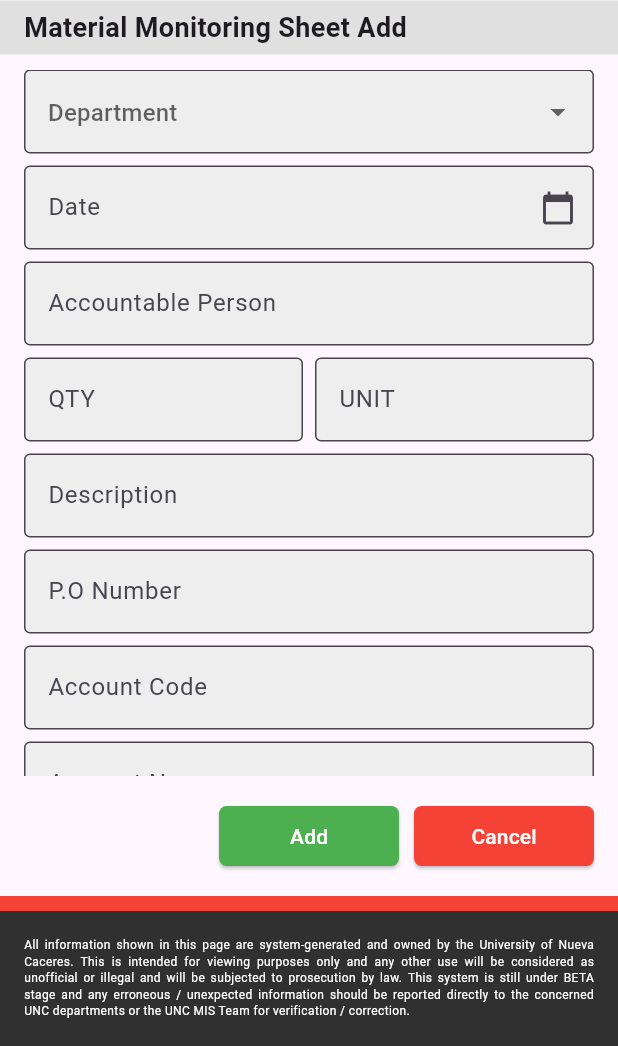
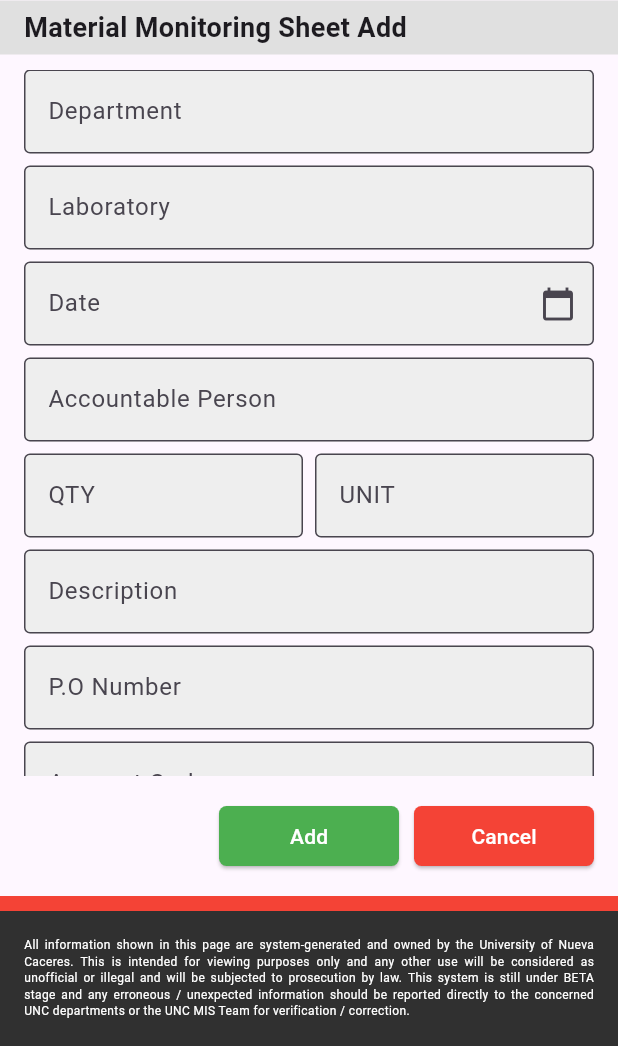
Before and after one commit to gd-salle/EN-Commission, a Flutter app: the MaterialMonitoringScreen screen opened by its route, after a tap on "Add", on a phone screen of 412 x 824 dp, the part 190-1236 px from its top. Run offline on Flutter 3.47's test engine with Material 3 defaults, Android fonts, the phone set to English and light mode, and no system bars; network calls fail.

Commit message:
monitoring sheet database done

```diff
--- /dev/null
+++ b/lib/models/material_sheet.dart
@@ -0,0 +1,87 @@
+class MaterialSheet {
+  final int? id;
+  final String department;
+  final String laboratory;
+  final String date;
+  final String accountablePerson;
+  final int qty;
+  final String unit;
+  final String description;
+  final String poNumber;
+  final String accountCode;
+  final String accountName;
+  final String tagNumber;
+  final String acquisitionDate;
+  final String location;
+  final double unitPrice;
+  final double total;
+  final String remarks;
+  final String mrNumber;
+
+  MaterialSheet({
+    this.id,
+    required this.department,
+    required this.laboratory,
+    required this.date,
+    required this.accountablePerson,
+    required this.qty,
+    required this.unit,
+    required this.description,
+    required this.poNumber,
+    required this.accountCode,
+    required this.accountName,
+    required this.tagNumber,
+    required this.acquisitionDate,
+    required this.location,
+    required this.unitPrice,
+    required this.total,
+    required this.remarks,
+    required this.mrNumber,
+  });
+
+  Map<String, dynamic> toJson() {
+    return {
+      'id': id,
+      'department': department,
+      'laboratory': laboratory,
+      'date': date,
+      'accountable_person': accountablePerson,
+      'qty': qty,
+      'unit': unit,
+      'description': description,
+      'po_number': poNumber,
+      'account_code': accountCode,
+      'account_name': accountName,
+      'tag_number': tagNumber,
+      'acquisition_date': acquisitionDate,
+      'location': location,
+      'unit_price': unitPrice,
+      'total': total,
+      'remarks': remarks,
+      'mr_number': mrNumber,
+    };
+  }
+
+  factory MaterialSheet.fromJson(Map<String, dynamic> json) {
+    return MaterialSheet(
+      id: json['id'],
+      department: json['department'],
+      laboratory: json['laboratory'],
+      date: json['date'],
+      accountablePerson: json['accountable_person'],
+      qty: json['qty'],
+      unit: json['unit'],
+      description: json['description'],
+      poNumber: json['po_number'],
+      accountCode: json['account_code'],
+      accountName: json['account_name'],
+      tagNumber: json['tag_number'],
+      acquisitionDate: json['acquisition_date'],
+      location: json['location'],
+      unitPrice: double.parse(json['unit_price']),
+      total: double.parse(json['total']),
+      remarks: json['remarks'],
+      mrNumber: json['mr_number'],
+    );
+  }
+}
--- a/lib/screens/login_screen.dart
+++ b/lib/screens/login_screen.dart
@@ -36,9 +36,6 @@ class _LoginScreenState extends State<LoginScreen> {
       print('Failed to fetch account types: $e');
     }
   }
-
-  // lib/screens/login_screen.dart
-
   void _loginUser() async {
     if (_formKey.currentState!.validate()) {
       _formKey.currentState!.save();
@@ -59,7 +56,6 @@ void _loginUser() async {
       }
     }
   }
-
 
   void _showErrorDialog(String message) {
     showDialog(
--- a/lib/screens/material_add_screen.dart
+++ b/lib/screens/material_add_screen.dart
@@ -2,6 +2,8 @@ import 'package:flutter/material.dart';
 import '../widgets/top_design.dart';
 import '../widgets/bottom_design.dart';
 import '../widgets/date_picker.dart';
+import '../models/material_sheet.dart';
+import '../services/material_sheet_api_service.dart';
 
 class MaterialAddScreen extends StatefulWidget {
   @override
@@ -12,10 +14,79 @@ class _MaterialAddScreenState extends State<MaterialAddScreen> {
   String _selectedDate = '';
   String _selectedAcquisitionDate = '';
 
+  final TextEditingController _departmentController = TextEditingController();
+  final TextEditingController _laboratoryController = TextEditingController();
+  final TextEditingController _accountablePersonController = TextEditingController();
+  final TextEditingController _qtyController = TextEditingController();
+  final TextEditingController _unitController = TextEditingController();
+  final TextEditingController _descriptionController = TextEditingController();
+  final TextEditingController _poNumberController = TextEditingController();
+  final TextEditingController _accountCodeController = TextEditingController();
+  final TextEditingController _accountNameController = TextEditingController();
+  final TextEditingController _tagNumberController = TextEditingController();
+  final TextEditingController _locationController = TextEditingController();
+  final TextEditingController _unitPriceController = TextEditingController();
+  final TextEditingController _totalController = TextEditingController();
+  final TextEditingController _remarksController = TextEditingController();
+  final TextEditingController _mrNumberController = TextEditingController();
+
+  @override
+  void dispose() {
+    _departmentController.dispose();
+    _laboratoryController.dispose();
+    _accountablePersonController.dispose();
+    _qtyController.dispose();
+    _unitController.dispose();
+    _descriptionController.dispose();
+    _poNumberController.dispose();
+    _accountCodeController.dispose();
+    _accountNameController.dispose();
+    _tagNumberController.dispose();
+    _locationController.dispose();
+    _unitPriceController.dispose();
+    _totalController.dispose();
+    _remarksController.dispose();
+    _mrNumberController.dispose();
+    super.dispose();
+  }
+
+  Future<void> _addMaterialSheet() async {
+    final materialSheet = MaterialSheet(
+      department: _departmentController.text,
+      laboratory: _laboratoryController.text,
+      date: _selectedDate,
+      accountablePerson: _accountablePersonController.text,
+      qty: int.tryParse(_qtyController.text) ?? 0,
+      unit: _unitController.text,
+      description: _descriptionController.text,
+      poNumber: _poNumberController.text,
+      accountCode: _accountCodeController.text,
+      accountName: _accountNameController.text,
+      tagNumber: _tagNumberController.text,
+      acquisitionDate: _selectedAcquisitionDate,
+      location: _locationController.text,
+      unitPrice: double.tryParse(_unitPriceController.text) ?? 0.0,
+      total: double.tryParse(_totalController.text) ?? 0.0,
+      remarks: _remarksController.text,
+      mrNumber: _mrNumberController.text,
+    );
+
+    try {
+      bool success = await MaterialSheetApiService.addMaterialSheet(materialSheet);
+      if (success) {
+        ScaffoldMessenger.of(context).showSnackBar(SnackBar(content: Text('Material sheet added successfully')));
+        Navigator.pop(context);
+      } else {
+        ScaffoldMessenger.of(context).showSnackBar(SnackBar(content: Text('Failed to add material sheet')));
+      }
+    } catch (e) {
+      ScaffoldMessenger.of(context).showSnackBar(SnackBar(content: Text('Error: $e')));
+    }
+  }
+
   @override
   Widget build(BuildContext context) {
-
-    String currentDate = DateTime.now().toString().substring(0,10);
+    String currentDate = DateTime.now().toString().substring(0, 10);
     return Scaffold(
       body: SafeArea(
         child: Column(
@@ -74,27 +145,19 @@ class _MaterialAddScreenState extends State<MaterialAddScreen> {
                 padding: const EdgeInsets.symmetric(horizontal: 16.0),
                 child: ListView(
                   children: [
-                    DropdownButtonFormField<String>(
-                      items: [
-                        DropdownMenuItem<String>(
-                          value: 'Department 1',
-                          child: Text('Department 1'),
-                        ),
-                        DropdownMenuItem<String>(
-                          value: 'Department 2',
-                          child: Text('Department 2'),
-                        ),
-                        DropdownMenuItem<String>(
-                          value: 'Department 3',
-                          child: Text('Department 3'),
-                        ),
-                        // Add more departments as needed
-                      ],
-                      onChanged: (String? value) {
-                        // Handle department selection
-                      },
+                    TextField(
+                      controller: _departmentController,
                       decoration: InputDecoration(
                         hintText: 'Department',
+                        filled: true,
+                        fillColor: Colors.grey[200],
+                      ),
+                    ),
+                    SizedBox(height: 8),
+                    TextField(
+                      controller: _laboratoryController,
+                      decoration: InputDecoration(
+                        hintText: 'Laboratory',
                         filled: true,
                         fillColor: Colors.grey[200],
                       ),
@@ -110,6 +173,7 @@ class _MaterialAddScreenState extends State<MaterialAddScreen> {
                     ),
                     SizedBox(height: 8),
                     TextField(
+                      controller: _accountablePersonController,
                       decoration: InputDecoration(
                         hintText: 'Accountable Person',
                         filled: true,
@@ -121,6 +185,7 @@ class _MaterialAddScreenState extends State<MaterialAddScreen> {
                       children: [
                         Expanded(
                           child: TextField(
+                            controller: _qtyController,
                             decoration: InputDecoration(
                               hintText: 'QTY',
                               filled: true,
@@ -131,6 +196,7 @@ class _MaterialAddScreenState extends State<MaterialAddScreen> {
                         SizedBox(width: 8),
                         Expanded(
                           child: TextField(
+                            controller: _unitController,
                             decoration: InputDecoration(
                               hintText: 'UNIT',
                               filled: true,
@@ -142,6 +208,7 @@ class _MaterialAddScreenState extends State<MaterialAddScreen> {
                     ),
                     SizedBox(height: 8),
                     TextField(
+                      controller: _descriptionController,
                       decoration: InputDecoration(
                         hintText: 'Description',
                         filled: true,
@@ -150,6 +217,7 @@ class _MaterialAddScreenState extends State<MaterialAddScreen> {
                     ),
                     SizedBox(height: 8),
                     TextField(
+                      controller: _poNumberController,
                       decoration: InputDecoration(
                         hintText: 'P.O Number',
                         filled: true,
@@ -158,6 +226,7 @@ class _MaterialAddScreenState extends State<MaterialAddScreen> {
                     ),
                     SizedBox(height: 8),
                     TextField(
+                      controller: _accountCodeController,
                       decoration: InputDecoration(
                         hintText: 'Account Code',
                         filled: true,
@@ -166,6 +235,7 @@ class _MaterialAddScreenState extends State<MaterialAddScreen> {
                     ),
                     SizedBox(height: 8),
                     TextField(
+                      controller: _accountNameController,
                       decoration: InputDecoration(
                         hintText: 'Account Name',
                         filled: true,
@@ -174,6 +244,7 @@ class _MaterialAddScreenState extends State<MaterialAddScreen> {
                     ),
                     SizedBox(height: 8),
                     TextField(
+                      controller: _tagNumberController,
                       decoration: InputDecoration(
                         hintText: 'Tag Number',
                         filled: true,
@@ -191,6 +262,7 @@ class _MaterialAddScreenState extends State<MaterialAddScreen> {
                     ),
                     SizedBox(height: 8),
                     TextField(
+                      controller: _locationController,
                       decoration: InputDecoration(
                         hintText: 'Location',
                         filled: true,
@@ -199,6 +271,7 @@ class _MaterialAddScreenState extends State<MaterialAddScreen> {
                     ),
                     SizedBox(height: 8),
                     TextField(
+                      controller: _unitPriceController,
                       decoration: InputDecoration(
                         hintText: 'Unit Price',
                         filled: true,
@@ -207,6 +280,7 @@ class _MaterialAddScreenState extends State<MaterialAddScreen> {
                     ),
                     SizedBox(height: 8),
                     TextField(
+                      controller: _totalController,
                       decoration: InputDecoration(
                         hintText: 'Total',
                         filled: true,
@@ -215,6 +289,7 @@ class _MaterialAddScreenState extends State<MaterialAddScreen> {
                     ),
                     SizedBox(height: 8),
                     TextField(
+                      controller: _remarksController,
                       decoration: InputDecoration(
                         hintText: 'Remarks',
                         filled: true,
@@ -223,6 +298,7 @@ class _MaterialAddScreenState extends State<MaterialAddScreen> {
                     ),
                     SizedBox(height: 8),
                     TextField(
+                      controller: _mrNumberController,
                       decoration: InputDecoration(
                         hintText: 'MR#',
                         filled: true,
@@ -241,17 +317,13 @@ class _MaterialAddScreenState extends State<MaterialAddScreen> {
                   SizedBox(
                     width: 120,
                     child: ElevatedButton(
-                          onPressed: () {
-                            // Handle Add button press
-                          },
-                          child: Text('Add',style: TextStyle(color: Colors.white),),
-
+                      onPressed: _addMaterialSheet,
+                      child: Text('Add', style: TextStyle(color: Colors.white)),
                       style: ElevatedButton.styleFrom(
                         backgroundColor: Colors.green,
                         shape: RoundedRectangleBorder(
                           borderRadius: BorderRadius.circular(5),
                         ),
-
                       ),
                     ),
                   ),
@@ -262,7 +334,7 @@ class _MaterialAddScreenState extends State<MaterialAddScreen> {
                       onPressed: () {
                         Navigator.pop(context);
                       },
-                          child: Text('Cancel',style: TextStyle(color: Colors.white),),
+                      child: Text('Cancel', style: TextStyle(color: Colors.white)),
                       style: ElevatedButton.styleFrom(
                         backgroundColor: Colors.red,
                         shape: RoundedRectangleBorder(
--- a/lib/screens/material_monitoring_screen.dart
+++ b/lib/screens/material_monitoring_screen.dart
@@ -1,13 +1,27 @@
 import 'package:flutter/material.dart';
+import '../services/material_sheet_api_service.dart';
+import '../models/material_sheet.dart';
 import '../routes/app_routes.dart';
 import '../widgets/bottom_design.dart';
 import '../widgets/top_design.dart';
 
-class MaterialMonitoringScreen extends StatelessWidget {
+class MaterialMonitoringScreen extends StatefulWidget {
+  @override
+  _MaterialMonitoringScreenState createState() => _MaterialMonitoringScreenState();
+}
+
+class _MaterialMonitoringScreenState extends State<MaterialMonitoringScreen> {
+  late Future<List<MaterialSheet>> futureMaterialSheets;
+
+  @override
+  void initState() {
+    super.initState();
+    futureMaterialSheets = MaterialSheetApiService.fetchMaterialSheets();
+  }
+
   @override
   Widget build(BuildContext context) {
     return Scaffold(
-      // endDrawer: Sidebar(),
       body: SafeArea(
         child: Column(
           children: [
@@ -57,7 +71,20 @@ class MaterialMonitoringScreen extends StatelessWidget {
             Expanded(
               child: Padding(
                 padding: const EdgeInsets.symmetric(horizontal: 16.0),
-                child: Table(
+                child: FutureBuilder<List<MaterialSheet>>(
+                  future: futureMaterialSheets,
+                  builder: (context, snapshot) {
+                    if (snapshot.connectionState == ConnectionState.waiting) {
+                      return Center(child: CircularProgressIndicator());
+                    } else if (snapshot.hasError) {
+                      return Center(child: Text('Error: ${snapshot.error}'));
+                    } else if (!snapshot.hasData || snapshot.data!.isEmpty) {
+                      return Center(child: Text('No material sheets found.'));
+                    }
+
+                    final materialSheets = snapshot.data!;
+
+                    return Table(
                       border: TableBorder(
                         horizontalInside: BorderSide(width: 1, color: Colors.grey), // Only horizontal lines
                         bottom: BorderSide(width: 1, color: Colors.grey), // Bottom line
@@ -89,19 +116,19 @@ class MaterialMonitoringScreen extends StatelessWidget {
                             ),
                           ],
                         ),
-                    ...List.generate(3, (index) => TableRow(
+                        ...materialSheets.map((materialSheet) => TableRow(
                           children: [
                             Padding(
                               padding: const EdgeInsets.all(8.0),
-                          child: Text('06/11/24', style: TextStyle(),textAlign: TextAlign.center,),
+                              child: Text(materialSheet.date, style: TextStyle(),textAlign: TextAlign.center,),
                             ),
                             Padding(
                               padding: const EdgeInsets.all(8.0),
-                          child: Text('College of Computer Studies', style: TextStyle(),textAlign: TextAlign.center,),
+                              child: Text(materialSheet.department, style: TextStyle(),textAlign: TextAlign.center,),
                             ),
                             Padding(
                               padding: const EdgeInsets.all(8.0),
-                          child: Text('JH28', style: TextStyle(),textAlign: TextAlign.center,),
+                              child: Text(materialSheet.laboratory, style: TextStyle(),textAlign: TextAlign.center,),
                             ),
                             Padding(
                               padding: const EdgeInsets.all(8.0),
@@ -116,8 +143,10 @@ class MaterialMonitoringScreen extends StatelessWidget {
                               ),
                             ),
                           ],
-                    )),
+                        )).toList(),
                       ],
+                    );
+                  },
                 ),
               ),
             ),
@@ -131,16 +160,13 @@ class MaterialMonitoringScreen extends StatelessWidget {
                     child: ElevatedButton(
                       onPressed: () {
                         Navigator.pushNamed(context, AppRoutes.materialAddPage);
-
                       },
                       child: Text('Add',style: TextStyle(color: Colors.white),),
-
                       style: ElevatedButton.styleFrom(
                         backgroundColor: Colors.green,
                         shape: RoundedRectangleBorder(
                           borderRadius: BorderRadius.circular(5),
                         ),
-
                       ),
                     ),
                   ),
--- a/lib/services/login_api_service.dart
+++ b/lib/services/login_api_service.dart
@@ -1,9 +1,8 @@
-// lib/services/login_api_service.dart
 import 'dart:convert';
 import 'package:http/http.dart' as http;
 
 class LoginApiService {
-  static const String apiUrl = 'http://10.0.2.2/property_REST_API'; // Replace with your API URL
+  static const String apiUrl = 'http://10.0.2.2/property_REST_API';
 
   // Login a user
   static Future<bool> loginUser(String username, String password, int accountTypeId) async {
--- /dev/null
+++ b/lib/services/material_sheet_api_service.dart
@@ -0,0 +1,38 @@
+import 'dart:convert';
+import 'package:http/http.dart' as http;
+import '../models/material_sheet.dart';
+
+class MaterialSheetApiService {
+  static const String apiUrl = 'http://10.0.2.2/property_REST_API/material_sheet.php';
+
+  // Add a new material sheet
+  static Future<bool> addMaterialSheet(MaterialSheet materialSheet) async {
+    final response = await http.post(
+      Uri.parse(apiUrl),
+      headers: {'Content-Type': 'application/json'},
+      body: json.encode(materialSheet.toJson()),
+    );
+
+    if (response.statusCode == 200) {
+      final responseBody = json.decode(response.body);
+      return responseBody['success'];
+    } else {
+      throw Exception('Failed to add material sheet');
+    }
+  }
+
+  // Fetch all material sheets
+  static Future<List<MaterialSheet>> fetchMaterialSheets() async {
+    final response = await http.get(
+      Uri.parse(apiUrl),
+      headers: {'Content-Type': 'application/json'},
+    );
+
+    if (response.statusCode == 200) {
+      final List<dynamic> responseBody = json.decode(response.body);
+      return responseBody.map((data) => MaterialSheet.fromJson(data)).toList();
+    } else {
+      throw Exception('Failed to load material sheets');
+    }
+  }
+}
```
Lines whose indentation alone changed are shown as unchanged.
